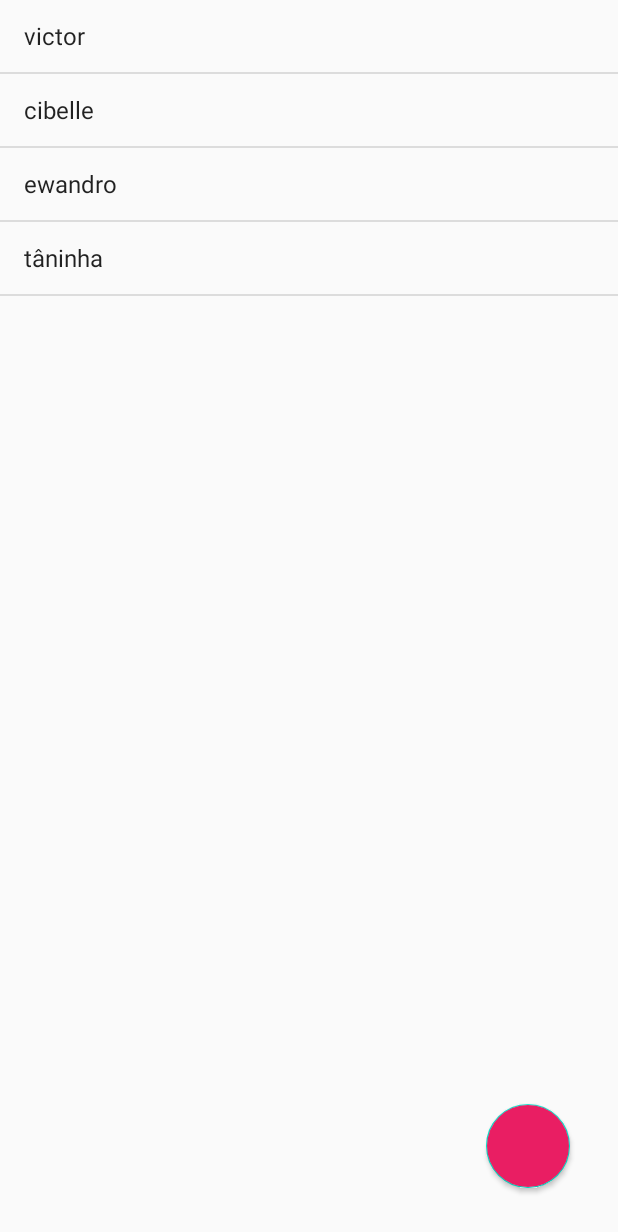
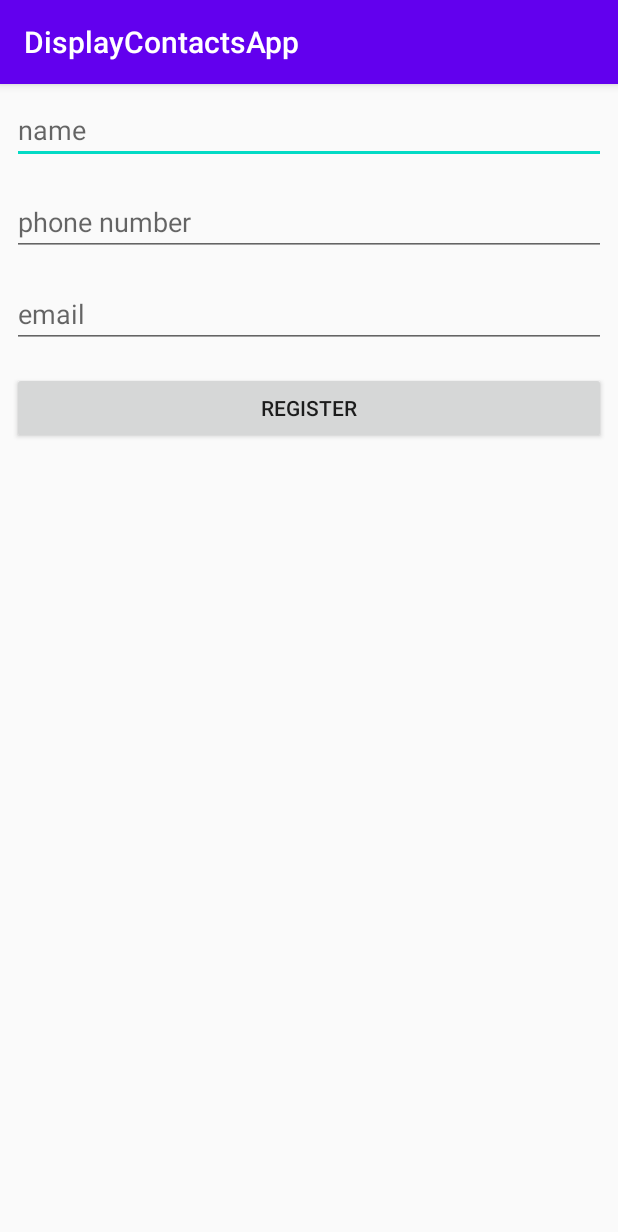
Before and after one commit to neji-hyuga/display_contacts_app, an Android app: the screen it shows after launch (MainActivity before the commit, RegisterStudentActivity after it), on a phone screen of 412 x 824 dp. Shown: the top 1232 px of the screen. Run offline under Robolectric (Android 15) with nearby library versions, the phone set to English and light mode, and no system bars.

Commit message:
new activity created, layout done and register new studend working

```diff
--- /dev/null
+++ b/app/src/main/java/com/alura/displaycontactsapp/ui/activity/RegisterStudentActivity.java
@@ -0,0 +1,40 @@
+package com.alura.displaycontactsapp.ui.activity;
+
+import android.os.Bundle;
+import android.view.View;
+import android.widget.Toast;
+
+import androidx.appcompat.app.AppCompatActivity;
+
+import com.alura.displaycontactsapp.R;
+import com.alura.displaycontactsapp.model.Student;
+import com.google.android.material.textfield.TextInputEditText;
+
+public class RegisterStudentActivity extends AppCompatActivity {
+
+    @Override
+    protected void onCreate(Bundle savedInstanceState) {
+        super.onCreate(savedInstanceState);
+        setContentView(R.layout.activity_register_student);
+
+        final TextInputEditText studentName = findViewById(R.id.activity_register_student_name_id);
+        final TextInputEditText studentPhone = findViewById(R.id.activity_register_student_phone_number_id);
+        final TextInputEditText studentEmail = findViewById(R.id.activity_register_student_email_id);
+
+        View registerButton = findViewById(R.id.activity_register_student_save_button_id);
+        registerButton.setOnClickListener(new View.OnClickListener() {
+            @Override
+            public void onClick(View view) {
+                String name = studentName.getText().toString();
+                String phone = studentPhone.getText().toString();
+                String email = studentEmail.getText().toString();
+
+                Student studentOne =  new Student(name, phone, email);
+                Toast.makeText(RegisterStudentActivity.this,
+                        studentOne.getName() + "-"
+                                + studentOne.getPhone() + "-"
+                                + studentOne.getEmail(), Toast.LENGTH_LONG).show();
+            }
+        });
+    }
+}
--- a/app/src/main/java/com/alura/displaycontactsapp/MainActivity.java
+++ b/app/src/main/java/com/alura/displaycontactsapp/ui/activity/StudentListActivity.java
@@ -1,25 +1,28 @@
-package com.alura.displaycontactsapp;
+package com.alura.displaycontactsapp.ui.activity;
 
-import android.app.Activity;
 import android.os.Bundle;
 import android.widget.ArrayAdapter;
 import android.widget.ListView;
 
 import androidx.annotation.Nullable;
+import androidx.appcompat.app.AppCompatActivity;
+
+import com.alura.displaycontactsapp.R;
 
 import java.util.ArrayList;
 import java.util.Arrays;
 import java.util.List;
 
-public class MainActivity extends Activity {
+public class StudentListActivity extends AppCompatActivity {
 
     @Override
     protected void onCreate(@Nullable Bundle savedInstanceState) {
         super.onCreate(savedInstanceState);
-        setContentView(R.layout.activity_main);
-        List <String> students = new ArrayList<>(
+        setContentView(R.layout.activity_student_list);
+        setTitle("display contact app");
+        List<String> students = new ArrayList<>(
                 Arrays.asList("victor", "cibelle", "ewandro", "tâninha"));
-        ListView  studentList = findViewById(R.id.activity_main_student_list_id);
+        ListView studentList = findViewById(R.id.activity_student_list_list_view_id);
         studentList.setAdapter(new ArrayAdapter<>(
                 this,
                 android.R.layout.simple_list_item_1,
--- /dev/null
+++ b/app/src/main/res/layout/activity_register_student.xml
@@ -0,0 +1,40 @@
+<?xml version="1.0" encoding="utf-8"?>
+<LinearLayout
+    xmlns:android="http://schemas.android.com/apk/res/android"
+    xmlns:app="http://schemas.android.com/apk/res-auto"
+    android:layout_width="match_parent"
+    android:layout_height="match_parent"
+    android:orientation="vertical">
+
+    <com.google.android.material.textfield.TextInputEditText
+        android:id="@+id/activity_register_student_name_id"
+        android:layout_width="match_parent"
+        android:layout_height="wrap_content"
+        android:layout_margin="8dp"
+        android:inputType="textCapWords"
+        android:hint="@string/name_edit_text_hint"/>
+
+    <com.google.android.material.textfield.TextInputEditText
+        android:id="@+id/activity_register_student_phone_number_id"
+        android:layout_width="match_parent"
+        android:layout_height="wrap_content"
+        android:layout_margin="8dp"
+        android:hint="@string/phone_edit_text_hint"
+        android:inputType="phone"/>
+
+    <com.google.android.material.textfield.TextInputEditText
+        android:id="@+id/activity_register_student_email_id"
+        android:layout_width="match_parent"
+        android:layout_height="wrap_content"
+        android:layout_margin="8dp"
+        android:hint="@string/email_edit_text_hint"
+        android:inputType="textEmailAddress"/>
+
+    <Button
+        android:layout_width="match_parent"
+        android:layout_height="wrap_content"
+        android:layout_margin="8dp"
+        android:id="@+id/activity_register_student_save_button_id"
+        android:text="@string/register_button_text"/>
+
+</LinearLayout>
--- a/app/src/main/res/layout/activity_main.xml
+++ b/app/src/main/res/layout/activity_student_list.xml
@@ -1,28 +1,29 @@
 <?xml version="1.0" encoding="utf-8"?>
-<androidx.constraintlayout.widget.ConstraintLayout
+<RelativeLayout
     xmlns:android="http://schemas.android.com/apk/res/android"
     xmlns:app="http://schemas.android.com/apk/res-auto"
     android:id="@+id/relativeLayout"
     android:layout_width="match_parent"
-    android:layout_height="match_parent"
-    >
+    android:layout_height="match_parent">
 
     <com.google.android.material.floatingactionbutton.FloatingActionButton
-        android:id="@+id/activity_main_fab_id"
+        android:id="@+id/activity_student_list_fab_id"
         android:layout_width="wrap_content"
         android:layout_height="wrap_content"
-        android:layout_margin="32dp"
-        android:backgroundTint="#E91E63"
+        android:layout_alignParentEnd="true"
+        android:layout_alignParentBottom="true"
+        android:layout_margin="16dp"
         android:clickable="true"
         android:focusable="true"
+        android:src="@drawable/ic_action_new_student"
         app:elevation="2dp"
         app:fabSize="normal"
         app:layout_constraintBottom_toBottomOf="parent"
-        app:layout_constraintEnd_toEndOf="@+id/activity_main_student_list_id" />
+        app:layout_constraintEnd_toEndOf="@+id/activity_student_list_list_view_id" />
 
     <ListView
-        android:id="@+id/activity_main_student_list_id"
+        android:id="@+id/activity_student_list_list_view_id"
         android:layout_width="match_parent"
         android:layout_height="match_parent"/>
 
-</androidx.constraintlayout.widget.ConstraintLayout>
+</RelativeLayout>
--- a/app/src/main/res/values/strings.xml
+++ b/app/src/main/res/values/strings.xml
@@ -1,3 +1,7 @@
 <resources>
     <string name="app_name">DisplayContactsApp</string>
+    <string name="name_edit_text_hint">name</string>
+    <string name="phone_edit_text_hint">phone number</string>
+    <string name="email_edit_text_hint">email</string>
+    <string name="register_button_text">register</string>
 </resources>
```
Also changed, not shown: app/src/main/AndroidManifest.xml (+14 -4 lines), app/src/main/java/com/alura/displaycontactsapp/model/Student.java (added, +25 -0 lines), app/src/main/res/drawable-anydpi/ic_action_new_student.xml (added, +11 -0 lines), app/src/main/res/drawable-hdpi/ic_action_new_student.png (added), app/src/main/res/drawable-mdpi/ic_action_new_student.png (added), app/src/main/res/drawable-xhdpi/ic_action_new_student.png (added), app/src/main/res/drawable-xxhdpi/ic_action_new_student.png (added).
